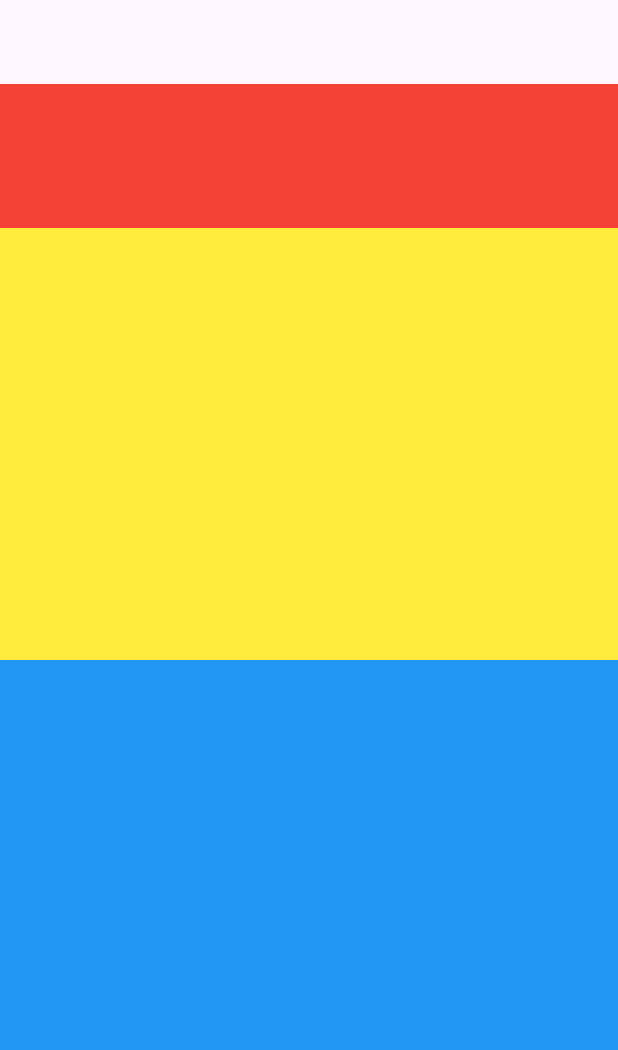
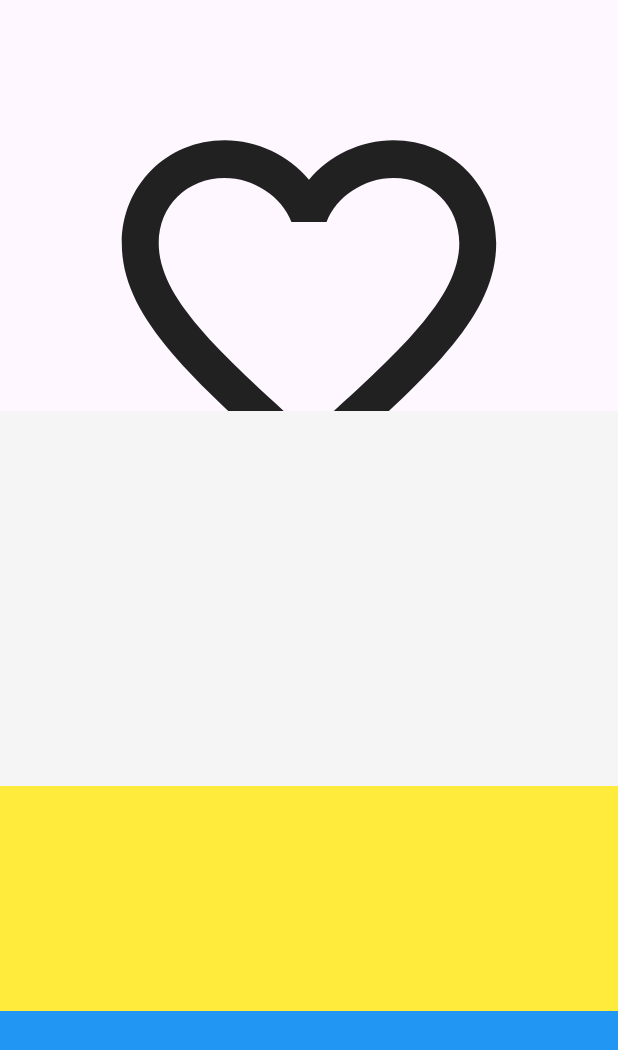
Before and after one commit to tasneemakhaled/responsive_training, a Flutter app: the screen it shows after launch, on a phone screen of 412 x 824 dp. Shown: the top 1050 px of the screen. Run offline on Flutter 3.47's test engine with Material 3 defaults, Android fonts, the light colour scheme and no system bars.

Commit message:
flexible example done

```diff
--- a/lib/main.dart
+++ b/lib/main.dart
@@ -2,6 +2,7 @@ import 'dart:developer';
 
 import 'package:flutter/material.dart';
 import 'package:responsive_training/screens/expanded_example.dart';
+import 'package:responsive_training/screens/flexible_example.dart';
 import 'package:responsive_training/screens/layout_builder_example.dart';
 import 'package:responsive_training/screens/media_query_example.dart';
 
@@ -14,7 +15,7 @@ class MyApp extends StatelessWidget {
 
   @override
   Widget build(BuildContext context) {
-    return MaterialApp(home: ExpandedExample());
+    return MaterialApp(home: FlexibleExample());
   }
 }
 
--- a/lib/screens/aspect_ratio_example.dart
+++ b/lib/screens/aspect_ratio_example.dart
@@ -5,6 +5,6 @@ class AspectRatioExample extends StatelessWidget {
 
   @override
   Widget build(BuildContext context) {
-    return const Placeholder();
+    return Scaffold();
   }
 }
--- a/lib/screens/fitted_box_example.dart
+++ b/lib/screens/fitted_box_example.dart
@@ -5,6 +5,6 @@ class FittedBoxExample extends StatelessWidget {
 
   @override
   Widget build(BuildContext context) {
-    return const Placeholder();
+    return Scaffold();
   }
 }
--- a/lib/screens/flexible_example.dart
+++ b/lib/screens/flexible_example.dart
@@ -5,6 +5,18 @@ class FlexibleExample extends StatelessWidget {
 
   @override
   Widget build(BuildContext context) {
-    return const Placeholder();
+    return Scaffold(
+      appBar: AppBar(),
+      body: Column(
+        children: [
+          Flexible(
+            child: Icon(Icons.favorite_border, size: 300),
+          ), //مرنة لو فيه مساحة تاخد الهايت بتاعها تمام لو مفيش الحدود بتاعتها هتصغر
+          Container(height: 250, color: Colors.grey.shade100),
+          Container(height: 150, color: Colors.yellow),
+          Container(height: 150, color: Colors.blue),
+        ],
+      ),
+    );
   }
 }
--- a/lib/screens/intrinsic_example.dart
+++ b/lib/screens/intrinsic_example.dart
@@ -1,4 +1,3 @@
-
 import 'package:flutter/material.dart';
 
 class IntrinsicExample extends StatelessWidget {
@@ -6,6 +5,6 @@ class IntrinsicExample extends StatelessWidget {
 
   @override
   Widget build(BuildContext context) {
-    return const Placeholder();
+    return Scaffold();
   }
 }
```
